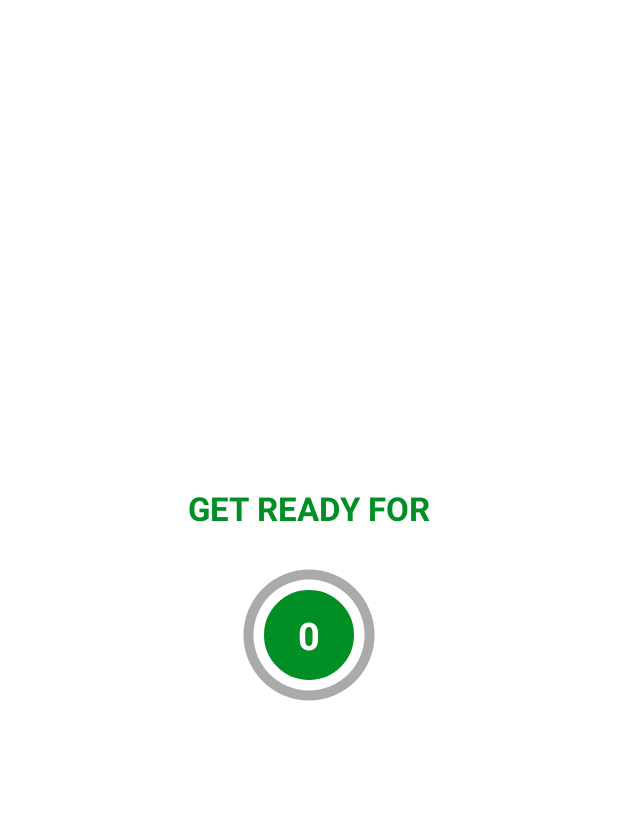
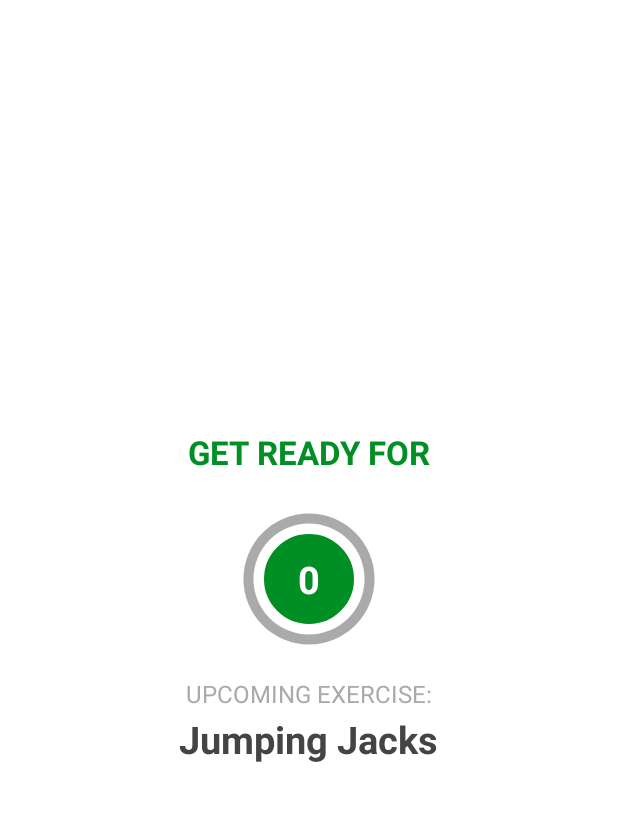
Before and after one commit to a-valitov/SevenMinuteWorkout, an Android app: the ExerciseActivity screen opened directly, with no data from a screen before it, on a phone screen of 412 x 824 dp, the part 62-883 px from its top. Run offline under Robolectric (Android 15) with nearby library versions, the phone set to English and light mode, and no system bars.

Commit message:
Showing upcoming exercise realized

```diff
--- a/app/src/main/java/com/avalitov/a7minuteworkout/ExerciseActivity.kt
+++ b/app/src/main/java/com/avalitov/a7minuteworkout/ExerciseActivity.kt
@@ -13,6 +13,7 @@
 lateinit var tvTimerExercise : TextView
 lateinit var ivImage : ImageView
 lateinit var tvExerciseName : TextView
+lateinit var tvUpcomingExercise : TextView
 
 class ExerciseActivity : AppCompatActivity() {
 
@@ -35,6 +36,7 @@
         tvTimerExercise = findViewById(R.id.tv_timer_exercise)
         ivImage = findViewById(R.id.iv_image)
         tvExerciseName = findViewById(R.id.tv_exercise_name)
+        tvUpcomingExercise = findViewById(R.id.tv_upcoming_exercise)
 
         setSupportActionBar(toolbarExerciseActivity)
         val actionbar = supportActionBar
@@ -44,9 +46,9 @@
             onBackPressed()
         }
 
+        exerciseList = Constants.defaultExerciseList()
+
         setupRestView()
-
-        exerciseList = Constants.defaultExerciseList()
     }
 
     override fun onDestroy() {
@@ -107,6 +109,7 @@
         llExerciseView.visibility = View.GONE
         llRestView.visibility = View.VISIBLE
         setRestProgressBar()
+        tvUpcomingExercise.text = exerciseList!![currentExercisePosition + 1].getName()
     }
 
     private fun setupExerciseView(){
--- a/app/src/main/res/layout/activity_exercise.xml
+++ b/app/src/main/res/layout/activity_exercise.xml
@@ -71,6 +71,26 @@
 
             </LinearLayout>
         </FrameLayout>
+
+        <TextView
+            android:layout_width="wrap_content"
+            android:layout_height="wrap_content"
+            android:layout_marginTop="15dp"
+            android:text="UPCOMING EXERCISE:"
+            android:textColor="@color/textLightGray"
+            android:textSize="16sp" />
+
+        <TextView
+            android:id="@+id/tv_upcoming_exercise"
+            android:layout_width="wrap_content"
+            android:layout_height="wrap_content"
+            android:layout_marginTop="2dp"
+            android:text="Jumping Jacks"
+            android:textColor="@color/textDarkGray"
+            android:textSize="25sp"
+            android:textStyle="bold"
+            />
+
     </LinearLayout>
 
     <!-- And this ll is used while the exercise -->
--- a/app/src/main/res/values/colors.xml
+++ b/app/src/main/res/values/colors.xml
@@ -16,4 +16,7 @@
 
     <color name="toolbarColorControlNormal">#000000</color>
     <color name="progressGray">#D4DEE7</color>
+
+    <color name="textLightGray">#AAAAAA</color>
+    <color name="textDarkGray">#444444</color>
 </resources>
```
